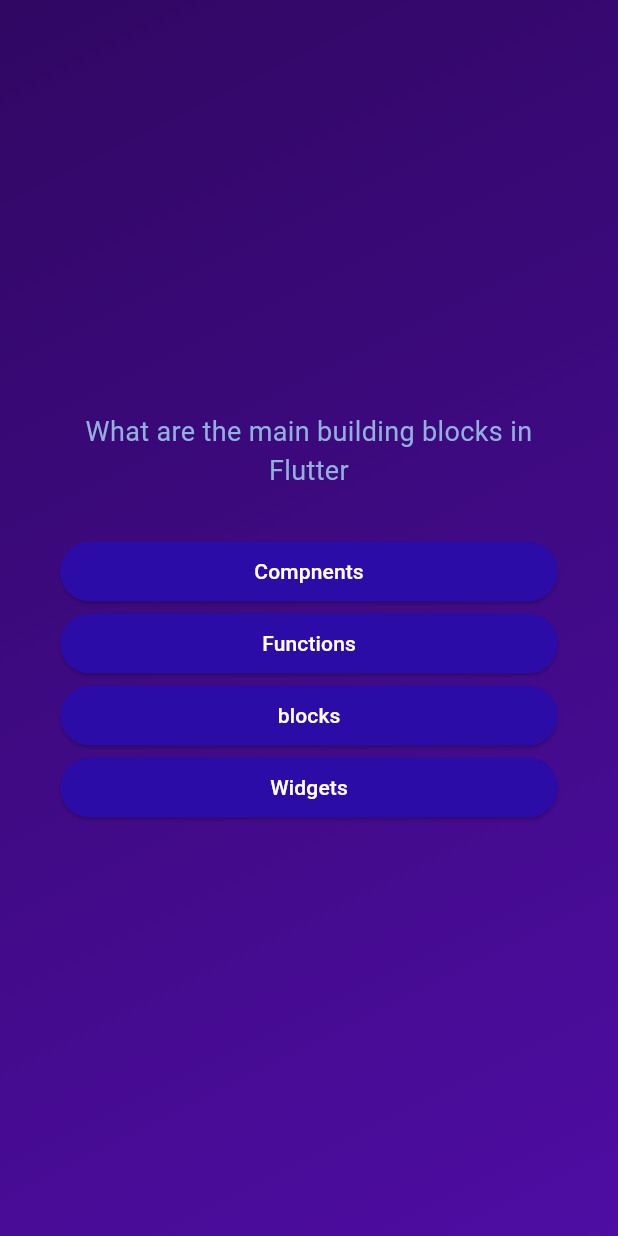
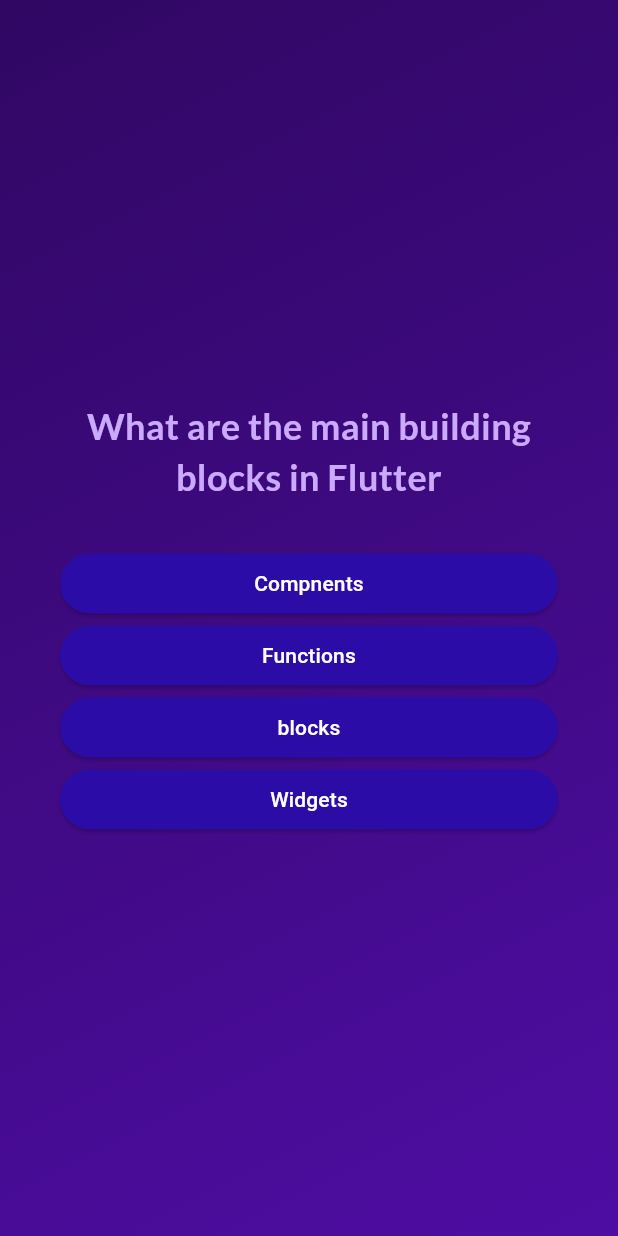
Before and after one commit to sam-kash/Quizzi, a Flutter app: the screen it shows after launch, after a tap on "Start", on a phone screen of 412 x 824 dp. Run offline on Flutter 3.47's test engine with Material 3 defaults, Android fonts, the phone set to English and light mode, and no system bars; our stand-ins replace google_fonts.

Commit message:
Adding 3rd party dependencies i.e. google fonts

```diff
--- a/lib/answer_button.dart
+++ b/lib/answer_button.dart
@@ -19,7 +19,10 @@
         backgroundColor: const Color.fromARGB(255, 43, 12, 167),
         foregroundColor: Colors.white,
       ),
-      child: Text(answerText),
+      child: Text(
+        answerText,
+        textAlign: TextAlign.center,
+      ),
     );
   }
 } // Stateelss widget Class
--- a/lib/questions_screen.dart
+++ b/lib/questions_screen.dart
@@ -1,6 +1,7 @@
 // Return Text Widget
 
 import 'package:flutter/material.dart';
+import 'package:google_fonts/google_fonts.dart';
 import 'package:quizzi/answer_button.dart';
 import 'package:quizzi/data/questions.dart';
 
@@ -38,8 +39,11 @@
           children: [
             Text(
               currentQuestion.text,
-              style: const TextStyle(
-                  color: Color.fromARGB(255, 146, 176, 222), fontSize: 18),
+              style: GoogleFonts.lato(
+                color: const Color.fromARGB(255, 203, 170, 253),
+                fontSize: 24,
+                fontWeight: FontWeight.bold,
+              ),
               textAlign: TextAlign.center,
             ),
             const SizedBox(
--- a/lib/start_screen.dart
+++ b/lib/start_screen.dart
@@ -1,5 +1,6 @@
 import 'package:flutter/material.dart';
 import 'package:flutter/widgets.dart';
+import 'package:google_fonts/google_fonts.dart';
 
 class StartScreen extends StatelessWidget {
   const StartScreen(this.startQuiz, {super.key});
@@ -29,10 +30,10 @@
           const SizedBox(
             height: 30,
           ),
-          const Text(
+          Text(
             "Lets Start the Quiz",
-            style: TextStyle(
-              color: Color.fromARGB(255, 252, 249, 255),
+            style: GoogleFonts.lato(
+              color: const Color.fromARGB(255, 252, 249, 255),
               fontSize: 24,
             ),
           ),
--- a/pubspec.yaml
+++ b/pubspec.yaml
@@ -35,6 +35,7 @@
   # The following adds the Cupertino Icons font to your application.
   # Use with the CupertinoIcons class for iOS style icons.
   cupertino_icons: ^1.0.6
+  google_fonts: ^6.2.0
 
 dev_dependencies:
   flutter_test:
```
Also changed, not shown: pubspec.lock, 1 other file.
